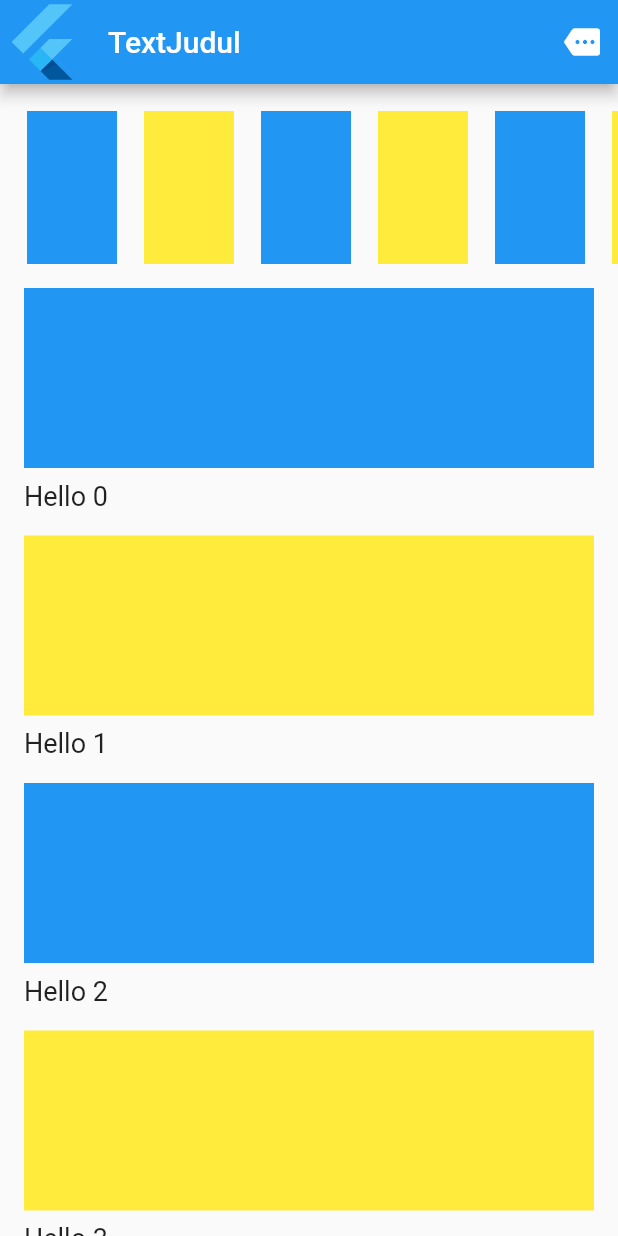
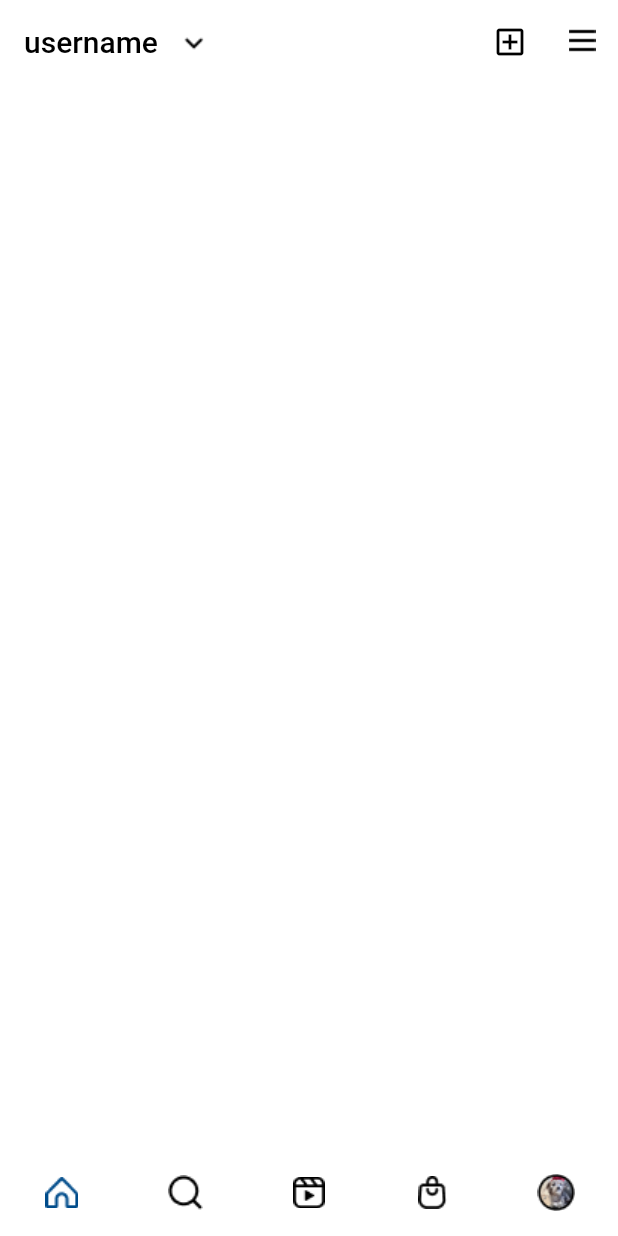
Before and after one commit to ceedadev/FlutterBootcampKuldii, a Flutter app: the screen it shows after launch, on a phone screen of 412 x 824 dp. Run offline on Flutter 3.47's test engine with Material 2 defaults, Android fonts, the phone set to English and light mode, and no system bars.

Commit message:
Tugas Week 2

```diff
--- a/lib/main.dart
+++ b/lib/main.dart
@@ -1,4 +1,5 @@
 import 'package:flutter/material.dart';
+import 'tugas_minggu2.dart';
 
 void main() {
   runApp(const MyApp());
@@ -12,10 +13,11 @@ class MyApp extends StatelessWidget {
   Widget build(BuildContext context) {
     return MaterialApp(
       title: 'Flutter Demo',
+      debugShowCheckedModeBanner: false,
       theme: ThemeData(
         primarySwatch: Colors.blue,
       ),
-      home: HomepageBootcamp(),
+      home: TugasMinggu2(),
     );
   }
 }
--- /dev/null
+++ b/lib/tugas_minggu2.dart
@@ -0,0 +1,93 @@
+import 'package:flutter/material.dart';
+
+Color kWhiteColor = const Color(0xffFFFFFF);
+Color kBlueColor = const Color(0xff004C8B);
+Color kRedColor = const Color(0xffDE0046);
+Color kOrangeColor = const Color(0xffF7A34B);
+Color kGreyColor = const Color(0xffC4C4C4);
+Color kBlackColor = const Color(0xFF000000);
+
+TextStyle blackTextStyle = TextStyle(color: kBlackColor);
+
+class TugasMinggu2 extends StatelessWidget {
+  const TugasMinggu2({Key? key}) : super(key: key);
+
+  @override
+  Widget build(BuildContext context) {
+    return Scaffold(
+      backgroundColor: kWhiteColor,
+      appBar: AppBar(
+        elevation: 0,
+        backgroundColor: kWhiteColor,
+        title: Row(
+          children: [
+            Text(
+              'username',
+              style: blackTextStyle,
+            ),
+            IconButton(
+              onPressed: () {},
+              icon: const ImageIcon(
+                AssetImage('assets/icon/dropdown.png'),
+                color: Colors.black,
+              ),
+            ),
+          ],
+        ),
+        actions: [
+          IconButton(
+            onPressed: () {},
+            icon: const Icon(Icons.add_box_outlined),
+            color: kBlackColor,
+          ),
+          IconButton(
+            onPressed: () {},
+            icon: const ImageIcon(
+              AssetImage('assets/icon/burger.png'),
+              color: Colors.black,
+            ),
+          ),
+        ],
+      ),
+      bottomNavigationBar: BottomNavigationBar(
+        showSelectedLabels: false,
+        showUnselectedLabels: false,
+        backgroundColor: kWhiteColor,
+        unselectedItemColor: kBlackColor,
+        selectedItemColor: kBlueColor,
+        type: BottomNavigationBarType.fixed,
+        elevation: 0,
+        items: [
+          BottomNavigationBarItem(
+            label: 'Home',
+            icon: ImageIcon(
+              AssetImage('assets/icon/home.png'),
+            ),
+          ),
+          BottomNavigationBarItem(
+            label: 'Search',
+            icon: ImageIcon(
+              AssetImage('assets/icon/search.png'),
+            ),
+          ),
+          BottomNavigationBarItem(
+            label: 'Reels',
+            icon: ImageIcon(
+              AssetImage('assets/icon/reels.png'),
+            ),
+          ),
+          BottomNavigationBarItem(
+            label: 'Shop',
+            icon: ImageIcon(
+              AssetImage('assets/icon/shop.png'),
+            ),
+          ),
+          BottomNavigationBarItem(
+            label: 'User',
+            icon: Image.asset('assets/icon/avatar.png'),
+          ),
+        ],
+      ),
+    );
+  }
+}
```
Also changed, not shown: pubspec.yaml (+9 -58 lines), assets/Latihan Week 2.png (added), assets/icon/add.png (added), assets/icon/avatar.png (added), assets/icon/burger.png (added), assets/icon/dropdown.png (added), assets/icon/group1.png (added), assets/icon/home.png (added), assets/icon/reels.png (added), assets/icon/search.png (added), assets/icon/shop.png (added), assets/icon/union.png (added), assets/icon/vector.png (added), pubspec.lock.
